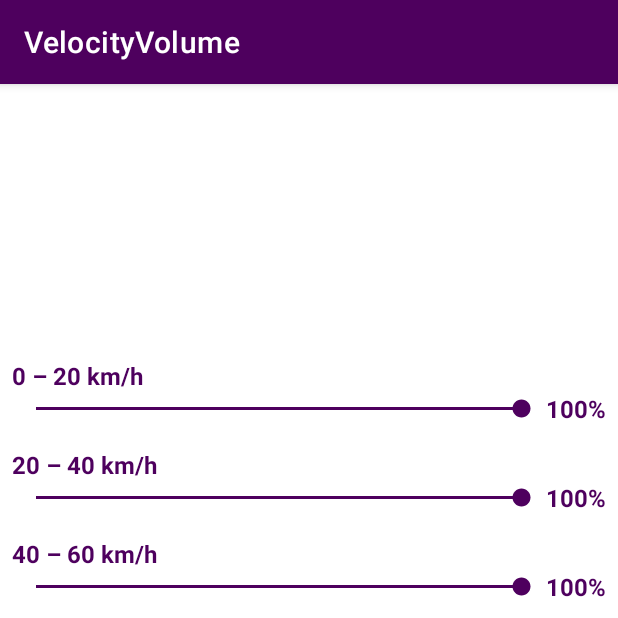
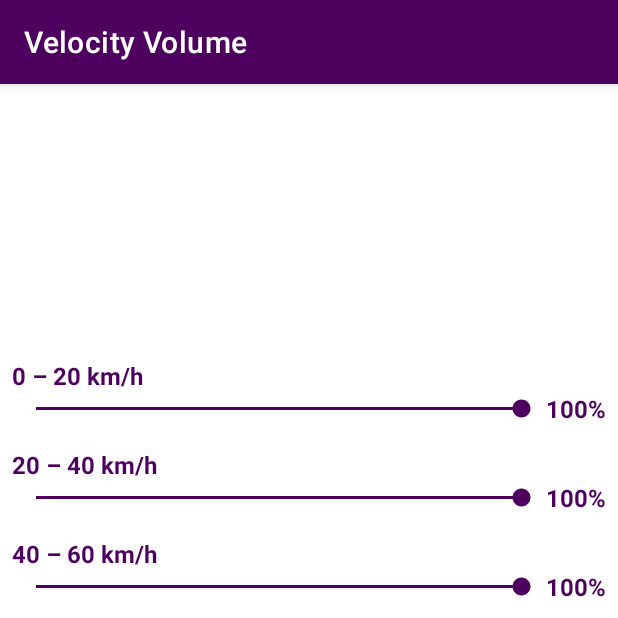
Before and after one commit to samlach2222/VelocityVolume, an Android app: the fragment VolumeManagerFragment shown on its own in the app's theme, on a phone screen of 412 x 824 dp, the top half of it. Run offline under Robolectric (Android 15) with nearby library versions, the light colour scheme and no system bars.

Commit message:
Add space in app name

```diff
--- a/app/src/main/res/values/strings.xml
+++ b/app/src/main/res/values/strings.xml
@@ -1,6 +1,6 @@
 <resources>
     <!-- App title -->
-    <string name="app_name" translatable="false">VelocityVolume</string>
+    <string name="app_name" translatable="false">Velocity Volume</string>
     <string name="nav_header_title" translatable="false">Velocity Volume</string>
 
     <!-- Side bar -->
```
